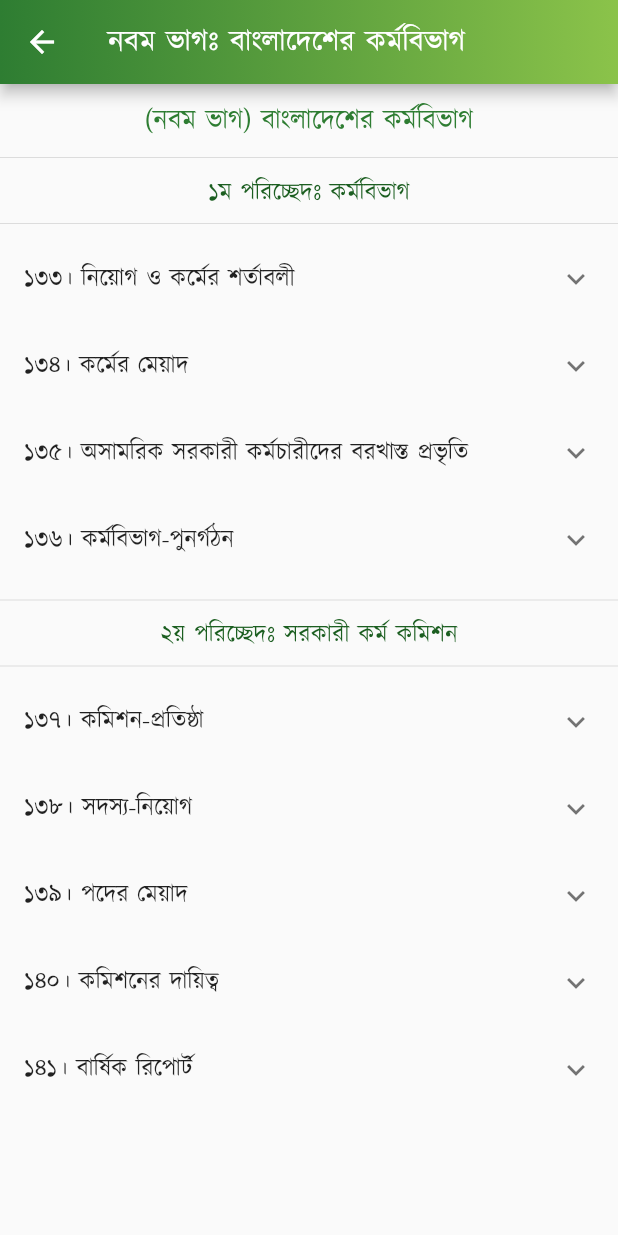
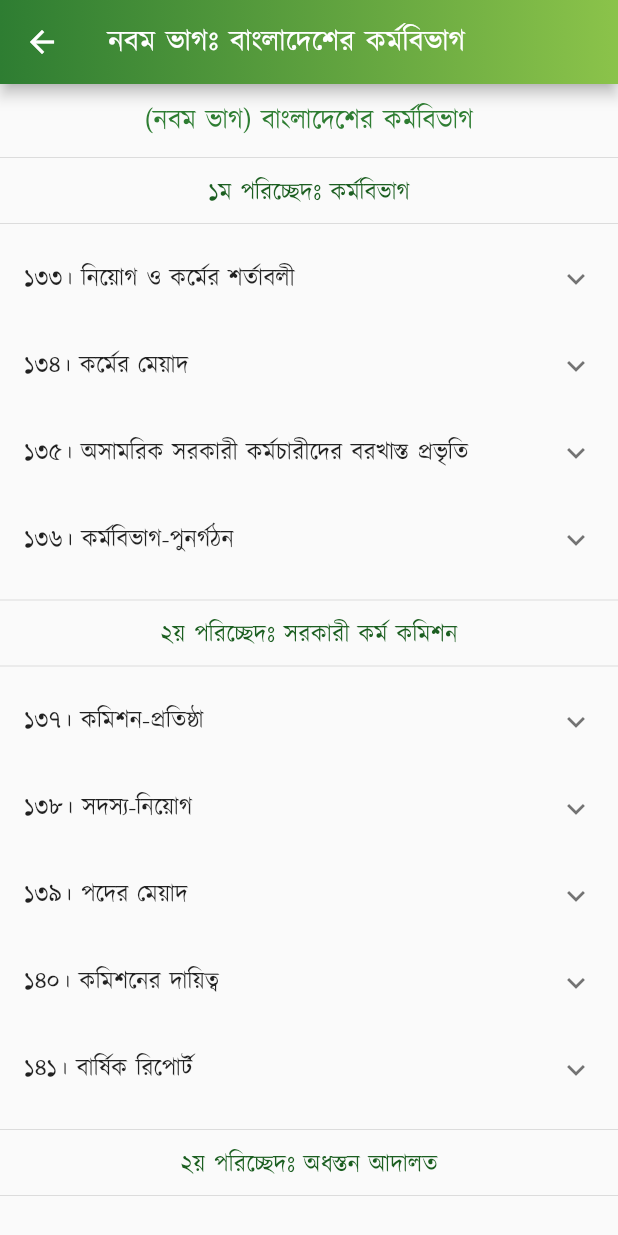
Before and after one commit to Azimul-Haque/flutter-onesignal, a Flutter app: the PartNine screen opened directly, on a phone screen of 412 x 824 dp. Run offline on Flutter 3.47's test engine with Material 2 defaults, Android fonts, the phone set to English and light mode, and no system bars; our stand-ins replace fluttertoast, package_info_plus, percent_indicator, shared_preferences, sqflite; missing offline and left inert: blinking_text, flutter_share, onesignal_flutter, slide_popup_dialog; accounts and stored records are empty; network calls fail.

Commit message:
Commit Sat 04/30/2022  0:17:58.22 20248

```diff
--- a/lib/pages/constitution/part9.dart
+++ b/lib/pages/constitution/part9.dart
@@ -195,6 +195,19 @@ class PartNine extends StatelessWidget {
               )),
             ],
           ),
+          SizedBox(
+            height: 3,
+          ),
+          Divider(),
+          SizedBox(
+            height: 3,
+          ),
+          Text(
+            "২য় পরিচ্ছেদঃ অধস্তন আদালত",
+            style: TextStyle(color: Colors.green[900], fontSize: 16),
+            textAlign: TextAlign.center,
+          ),
+          Divider(),
           Padding(
             padding: EdgeInsets.all(15),
             child: Column(children: <Widget>[
```
